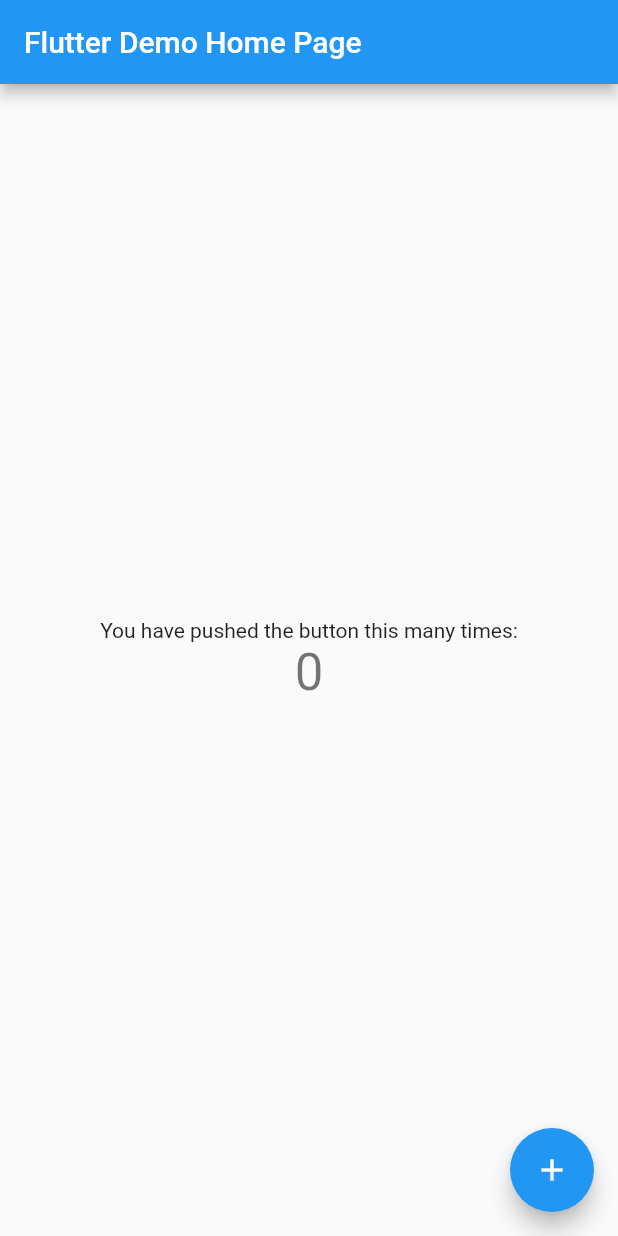
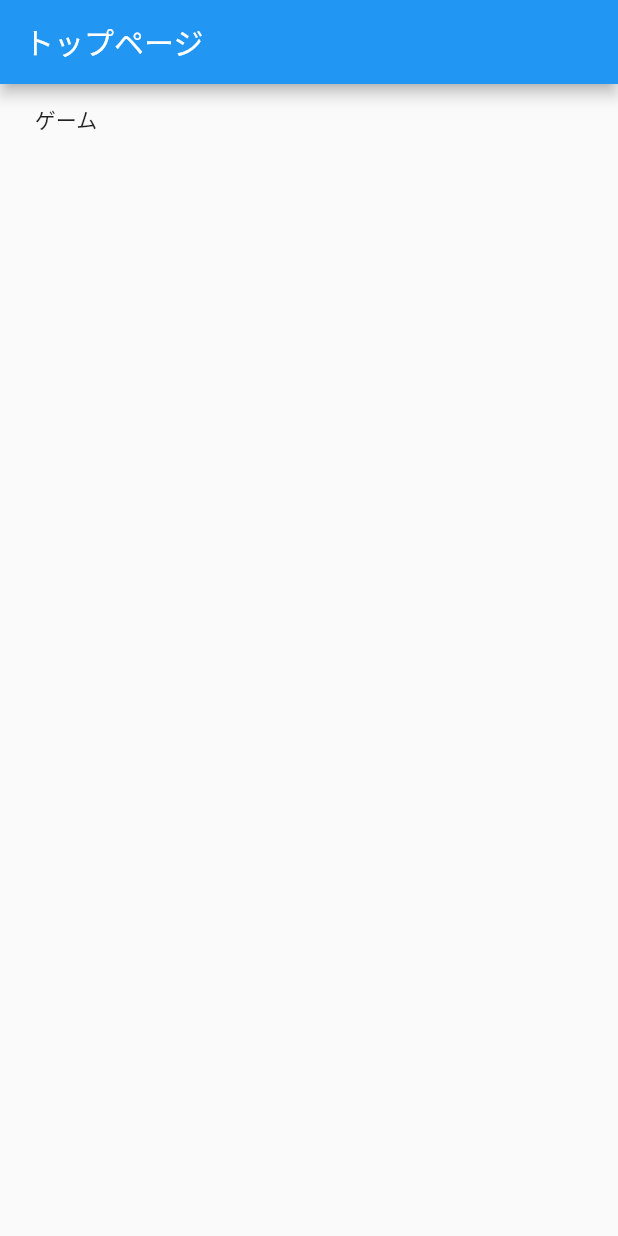
Before and after one commit to tksgi/flutter-test, a Flutter app: the screen it shows after launch, on a phone screen of 412 x 824 dp. Run offline on Flutter 3.47's test engine with Material 2 defaults, Android fonts, the phone set to English and light mode, and no system bars.

```diff
--- /dev/null
+++ b/lib/home_screen.dart
@@ -0,0 +1,23 @@
+import 'package:flutter/material.dart';
+
+class HomeScreen extends StatelessWidget {
+  @override
+  Widget build(BuildContext context) {
+    return Scaffold(
+      appBar: AppBar(
+        title: Text('トップページ'),
+      ),
+      body: Column(
+        children: <Widget>[
+          FlatButton(
+            child: Text('ゲーム'),
+            onPressed: () => Navigator.pushNamed(
+              context,
+              '/othello',
+            ),
+          ),
+        ],
+      ),
+    );
+  }
+}
--- a/lib/main.dart
+++ b/lib/main.dart
@@ -1,4 +1,6 @@
 import 'package:flutter/material.dart';
+import 'package:flutter_test_repository/home_screen.dart';
+import 'package:flutter_test_repository/othello.dart';
 
 void main() {
   runApp(MyApp());
@@ -26,92 +28,11 @@
         // closer together (more dense) than on mobile platforms.
         visualDensity: VisualDensity.adaptivePlatformDensity,
       ),
-      home: MyHomePage(title: 'Flutter Demo Home Page'),
+      initialRoute: '/',
+      routes: <String, WidgetBuilder>{
+        '/': (BuildContext context) => HomeScreen(),
+        '/othello': (BuildContext context) => OthelloScreen(),
+      },
     );
   }
 }
-
-class MyHomePage extends StatefulWidget {
-  MyHomePage({Key key, this.title}) : super(key: key);
-
-  // This widget is the home page of your application. It is stateful, meaning
-  // that it has a State object (defined below) that contains fields that affect
-  // how it looks.
-
-  // This class is the configuration for the state. It holds the values (in this
-  // case the title) provided by the parent (in this case the App widget) and
-  // used by the build method of the State. Fields in a Widget subclass are
-  // always marked "final".
-
-  final String title;
-
-  @override
-  _MyHomePageState createState() => _MyHomePageState();
-}
-
-class _MyHomePageState extends State<MyHomePage> {
-  int _counter = 0;
-
-  void _incrementCounter() {
-    setState(() {
-      // This call to setState tells the Flutter framework that something has
-      // changed in this State, which causes it to rerun the build method below
-      // so that the display can reflect the updated values. If we changed
-      // _counter without calling setState(), then the build method would not be
-      // called again, and so nothing would appear to happen.
-      _counter++;
-    });
-  }
-
-  @override
-  Widget build(BuildContext context) {
-    // This method is rerun every time setState is called, for instance as done
-    // by the _incrementCounter method above.
-    //
-    // The Flutter framework has been optimized to make rerunning build methods
-    // fast, so that you can just rebuild anything that needs updating rather
-    // than having to individually change instances of widgets.
-    return Scaffold(
-      appBar: AppBar(
-        // Here we take the value from the MyHomePage object that was created by
-        // the App.build method, and use it to set our appbar title.
-        title: Text(widget.title),
-      ),
-      body: Center(
-        // Center is a layout widget. It takes a single child and positions it
-        // in the middle of the parent.
-        child: Column(
-          // Column is also a layout widget. It takes a list of children and
-          // arranges them vertically. By default, it sizes itself to fit its
-          // children horizontally, and tries to be as tall as its parent.
-          //
-          // Invoke "debug painting" (press "p" in the console, choose the
-          // "Toggle Debug Paint" action from the Flutter Inspector in Android
-          // Studio, or the "Toggle Debug Paint" command in Visual Studio Code)
-          // to see the wireframe for each widget.
-          //
-          // Column has various properties to control how it sizes itself and
-          // how it positions its children. Here we use mainAxisAlignment to
-          // center the children vertically; the main axis here is the vertical
-          // axis because Columns are vertical (the cross axis would be
-          // horizontal).
-          mainAxisAlignment: MainAxisAlignment.center,
-          children: <Widget>[
-            Text(
-              'You have pushed the button this many times:',
-            ),
-            Text(
-              '$_counter',
-              style: Theme.of(context).textTheme.headline4,
-            ),
-          ],
-        ),
-      ),
-      floatingActionButton: FloatingActionButton(
-        onPressed: _incrementCounter,
-        tooltip: 'Increment',
-        child: Icon(Icons.add),
-      ), // This trailing comma makes auto-formatting nicer for build methods.
-    );
-  }
-}
```
Also changed, not shown: lib/othello.dart (added, +124 -0 lines), pubspec.lock.
